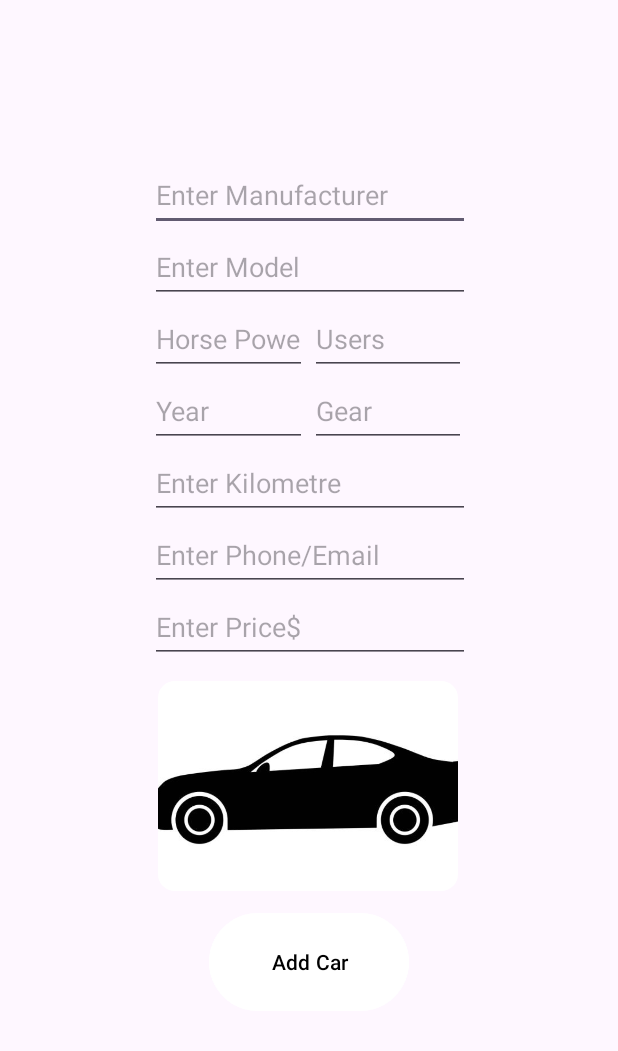
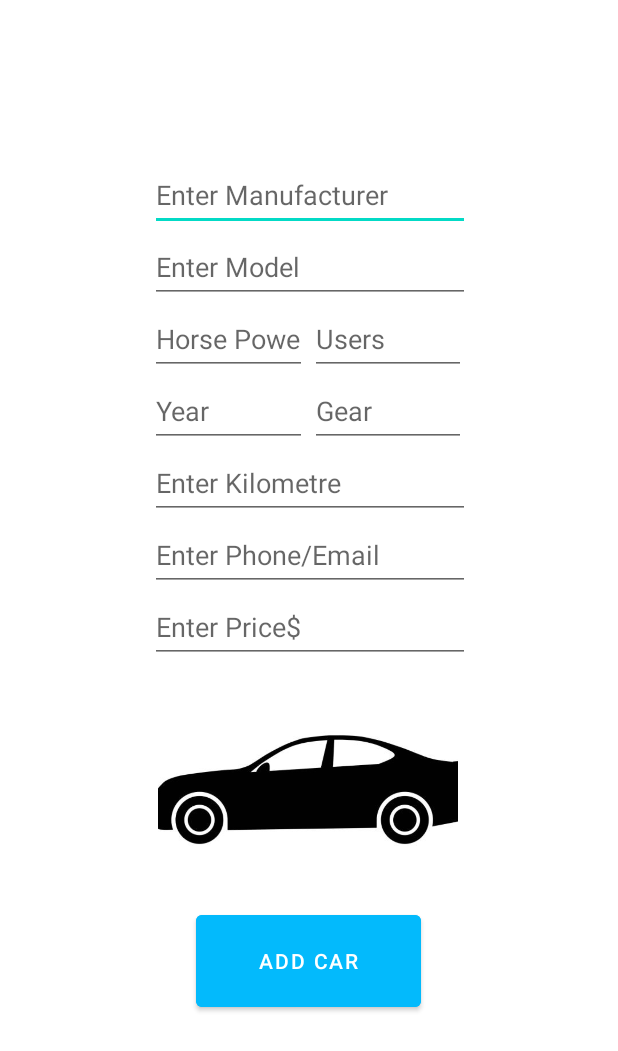
Before and after one commit to ItsTender/CarSLN, an Android app: the layout fragment_add_car.xml on its own in the app's theme, with its tools: preview values and no code run, on a phone screen of 412 x 824 dp. Shown: the top 1051 px of the screen. Run offline under Robolectric (Android 15) with nearby library versions, the phone set to English and light mode, and no system bars.

```diff
--- a/app/src/main/AndroidManifest.xml
+++ b/app/src/main/AndroidManifest.xml
@@ -13,12 +13,6 @@
         android:theme="@style/Theme.Carsln"
         tools:targetApi="31">
         <activity
-            android:name=".MainActivity2"
-            android:exported="false" />
-        <activity
-            android:name=".RecyclerViewActivity"
-            android:exported="false" />
-        <activity
             android:name=".MainActivity"
             android:exported="true">
             <intent-filter>
--- a/app/src/main/java/com/tawfeeq/carsln/AddCarFragment.java
+++ b/app/src/main/java/com/tawfeeq/carsln/AddCarFragment.java
@@ -15,6 +15,7 @@ import android.view.LayoutInflater;
 import android.view.View;
 import android.view.ViewGroup;
 import android.widget.Button;
+import android.widget.EditText;
 import android.widget.ImageView;
 import android.widget.TextView;
 import android.widget.Toast;
@@ -37,7 +38,7 @@ public class AddCarFragment extends Fragment {
     Utils utils;
     FireBaseServices fbs;
     Cars AddCar;
-    TextView Model,Manufacturer,Price,BHP,Year,Transmission,Users,Phone,Kilometre;
+    EditText Model,Manufacturer,Price,BHP,Year,Transmission,Users,Phone,Kilometre;
     Button Add,Return;
     ImageView IV;
     String photo;
--- a/app/src/main/res/layout/fragment_add_car.xml
+++ b/app/src/main/res/layout/fragment_add_car.xml
@@ -1,5 +1,5 @@
 <?xml version="1.0" encoding="utf-8"?>
-<FrameLayout xmlns:android="http://schemas.android.com/apk/res/android"
+<RelativeLayout xmlns:android="http://schemas.android.com/apk/res/android"
     xmlns:app="http://schemas.android.com/apk/res-auto"
     xmlns:tools="http://schemas.android.com/tools"
     android:layout_width="match_parent"
@@ -164,18 +164,16 @@
 
         <Button
             android:id="@+id/btnAdd"
-            android:layout_width="133dp"
+            android:layout_width="150dp"
             android:layout_height="73dp"
-            android:layout_marginTop="558dp"
-            android:layout_marginBottom="100dp"
-            android:backgroundTint="@color/white"
+            android:layout_marginTop="10dp"
+            android:backgroundTint="@color/Blue700"
             android:text="Add Car"
-            android:textColor="@color/black"
-            app:layout_constraintBottom_toBottomOf="parent"
             app:layout_constraintEnd_toEndOf="parent"
+            app:layout_constraintHorizontal_bias="0.498"
             app:layout_constraintStart_toStartOf="parent"
-            app:layout_constraintTop_toTopOf="parent" />
+            app:layout_constraintTop_toBottomOf="@+id/ivAddCar" />
 
     </androidx.constraintlayout.widget.ConstraintLayout>
 
-</FrameLayout>
+</RelativeLayout>
--- a/app/src/main/res/values-night/themes.xml
+++ b/app/src/main/res/values-night/themes.xml
@@ -1,6 +1,6 @@
 <resources xmlns:tools="http://schemas.android.com/tools">
     <!-- Base application theme. -->
-    <style name="Base.Theme.Carsln" parent="Theme.Material3.DayNight.NoActionBar">
+    <style name="Base.Theme.Carsln" parent="Theme.MaterialComponents.DayNight.DarkActionBar">
         <!-- Customize your dark theme here. -->
         <!-- <item name="colorPrimary">@color/my_dark_primary</item> -->
     </style>
--- a/app/src/main/res/values/colors.xml
+++ b/app/src/main/res/values/colors.xml
@@ -2,4 +2,5 @@
 <resources>
     <color name="black">#FF000000</color>
     <color name="white">#FFFFFFFF</color>
+    <color name="Blue700"> #03bafc </color>
 </resources>
--- a/app/src/main/res/values/themes.xml
+++ b/app/src/main/res/values/themes.xml
@@ -1,6 +1,6 @@
 <resources xmlns:tools="http://schemas.android.com/tools">
     <!-- Base application theme. -->
-    <style name="Base.Theme.Carsln" parent="Theme.Material3.DayNight.NoActionBar">
+    <style name="Base.Theme.Carsln" parent="Theme.MaterialComponents.DayNight.DarkActionBar">
         <!-- Customize your light theme here. -->
         <!-- <item name="colorPrimary">@color/my_light_primary</item> -->
     </style>
```
Also changed, not shown: app/src/main/java/com/tawfeeq/carsln/MainActivity.java (+32 -5 lines), app/src/main/java/com/tawfeeq/carsln/MainActivity2.java (deleted, +0 -25 lines), app/src/main/java/com/tawfeeq/carsln/RecyclerViewActivity.java (deleted, +0 -86 lines), app/src/main/res/layout/activity_main2.xml (deleted, +0 -10 lines), app/src/main/res/layout/activity_recycler_view.xml (deleted, +0 -50 lines).
